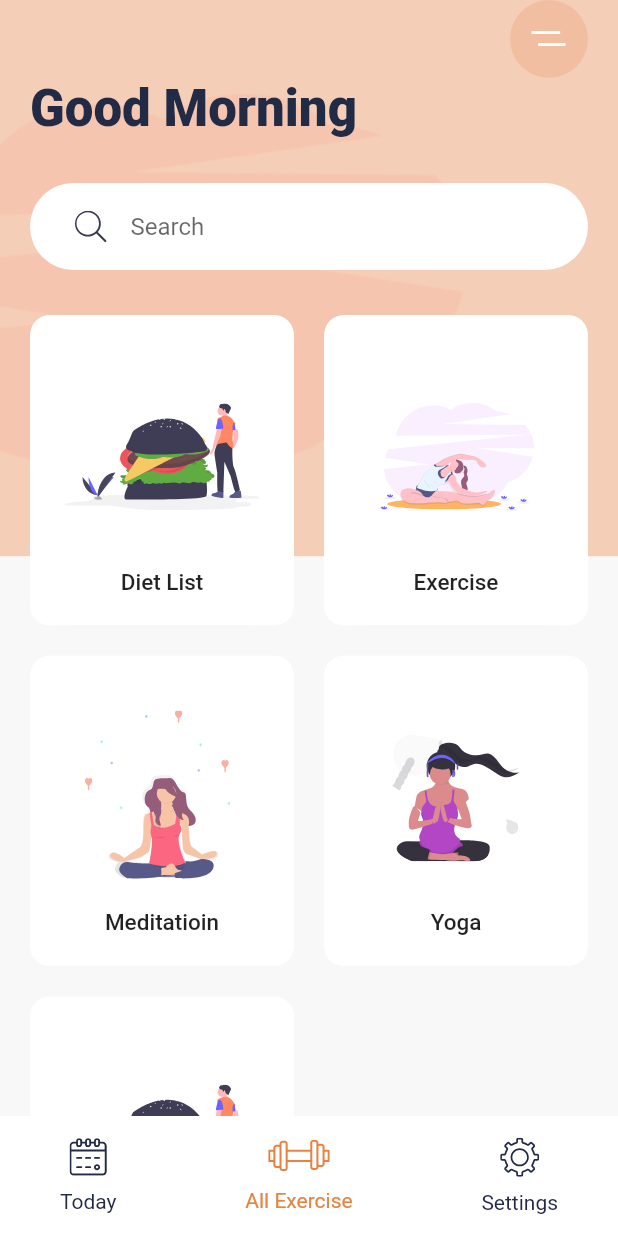
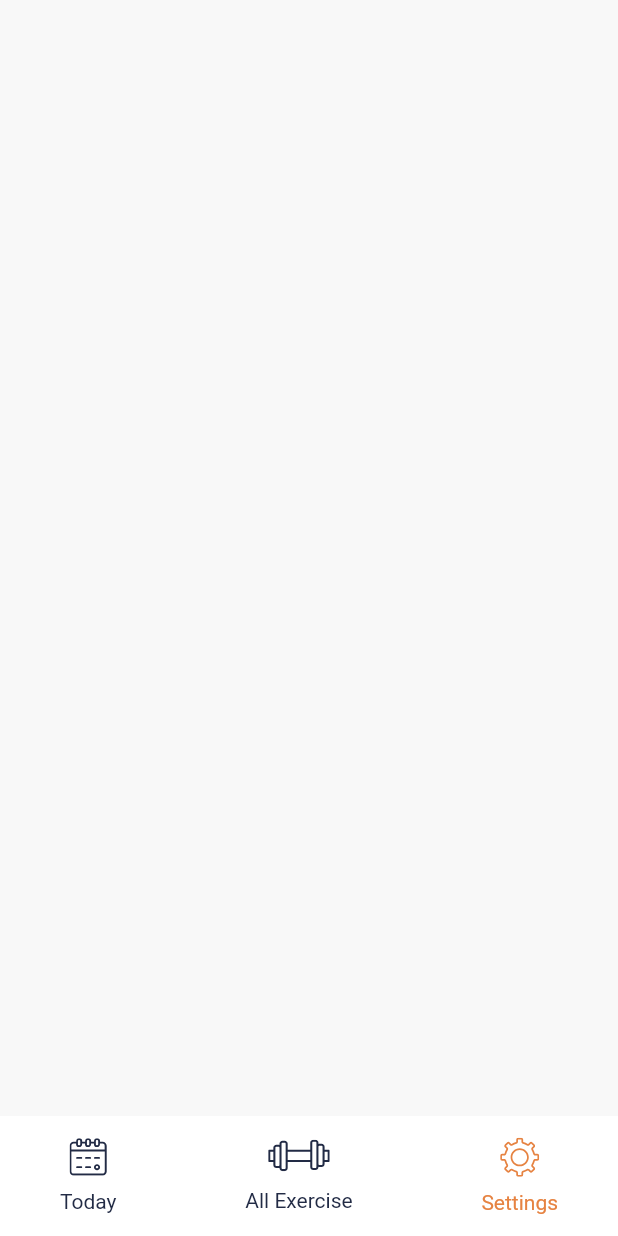
Before and after one commit to sajal48/fitness_app_UI, a Flutter app: the screen it shows after launch, on a phone screen of 412 x 824 dp. Run offline on Flutter 3.47's test engine with Material 2 defaults, Android fonts, the light colour scheme and no system bars; our stand-ins replace flutter_riverpod, flutter_svg.

Commit message:
riverpod added

```diff
--- a/lib/bottom_navbar.dart
+++ b/lib/bottom_navbar.dart
@@ -1,15 +1,20 @@
 import 'package:flutter/material.dart';
+import 'package:flutter_riverpod/flutter_riverpod.dart';
 import 'package:flutter_svg/svg.dart';
 
 import 'constants.dart';
 
-class BottomNavBar extends StatelessWidget {
+enum navitem { today, exercise, settrings }
+
+final navitemProvider = StateProvider((ref) => navitem.settrings);
+
+class BottomNavBar extends ConsumerWidget {
   const BottomNavBar({
     Key? key,
   }) : super(key: key);
 
   @override
-  Widget build(BuildContext context) {
+  Widget build(context, watch) {
     return Container(
       padding: EdgeInsets.symmetric(horizontal: 40, vertical: 10),
       height: 80,
@@ -18,20 +23,27 @@ class BottomNavBar extends StatelessWidget {
         mainAxisAlignment: MainAxisAlignment.spaceBetween,
         children: [
           NavBarItem(
-            title: "Today",
-            svgsrc: "assets/icons/calendar.svg",
-            navitempress: () {},
-          ),
+              title: "Today",
+              svgsrc: "assets/icons/calendar.svg",
+              isActive: watch(navitemProvider).state == navitem.today,
+              navitempress: () {
+                context.read(navitemProvider).state = navitem.today;
+              }),
           NavBarItem(
             title: "All Exercise",
             svgsrc: "assets/icons/gym.svg",
-            navitempress: () {},
-            isActive: true,
+            navitempress: () {
+              context.read(navitemProvider).state = navitem.exercise;
+            },
+            isActive: watch(navitemProvider).state == navitem.exercise,
           ),
           NavBarItem(
             title: "Settings",
             svgsrc: "assets/icons/Settings.svg",
-            navitempress: () {},
+            navitempress: () {
+              context.read(navitemProvider).state = navitem.settrings;
+            },
+            isActive: watch(navitemProvider).state == navitem.settrings,
           ),
         ],
       ),
@@ -55,7 +67,9 @@ class NavBarItem extends StatelessWidget {
   @override
   Widget build(BuildContext context) {
     return GestureDetector(
-      onTap: navitempress(),
+      onTap: () {
+        navitempress();
+      },
       child: Column(
         mainAxisAlignment: MainAxisAlignment.spaceAround,
         children: [
--- a/lib/main.dart
+++ b/lib/main.dart
@@ -1,5 +1,6 @@
 import 'package:fitness_app/searchbar.dart';
 import 'package:flutter/material.dart';
+import 'package:flutter_riverpod/flutter_riverpod.dart';
 import 'package:flutter_svg/svg.dart';
 
 import 'package:fitness_app/constants.dart';
@@ -9,7 +10,7 @@ import 'itemcards.dart';
 import 'meditate_screen.dart';
 
 void main() {
-  runApp(MyApp());
+  runApp(ProviderScope(child: MyApp()));
 }
 
 class MyApp extends StatelessWidget {
@@ -27,13 +28,36 @@ class MyApp extends StatelessWidget {
   }
 }
 
-class HomeScreen extends StatelessWidget {
+class HomeScreen extends ConsumerWidget {
+  @override
+  Widget build(BuildContext context, watch) {
+    var size = MediaQuery.of(context).size;
+    var s = watch(navitemProvider).state;
+    return Scaffold(
+        bottomNavigationBar: BottomNavBar(),
+        body: s == navitem.today
+            ? TodayView(
+                size: size,
+              )
+            : (s == navitem.exercise
+                ? MeditateView(
+                    size: size,
+                  )
+                : Container()));
+  }
+}
+
+class TodayView extends StatelessWidget {
+  const TodayView({
+    Key? key,
+    required this.size,
+  }) : super(key: key);
+
+  final Size size;
+
   @override
   Widget build(BuildContext context) {
-    var size = MediaQuery.of(context).size;
-    return Scaffold(
-      bottomNavigationBar: BottomNavBar(),
-      body: Stack(
+    return Stack(
       children: [
         Container(
           height: size.height * .45,
@@ -41,8 +65,7 @@ class HomeScreen extends StatelessWidget {
               color: Color(0xfff5ceb8),
               image: DecorationImage(
                   alignment: Alignment.centerLeft,
-                    image:
-                        AssetImage("assets/images/undraw_pilates_gpdb.png"))),
+                  image: AssetImage("assets/images/undraw_pilates_gpdb.png"))),
         ),
         SafeArea(
           child: Padding(
@@ -87,12 +110,7 @@ class HomeScreen extends StatelessWidget {
                       ListCard(
                         title: "Meditatioin",
                         svgsrc: "assets/icons/Meditation.svg",
-                          itempress: () {
-                            Navigator.push(context,
-                                MaterialPageRoute(builder: (context) {
-                              return MeditateScreen();
-                            }));
-                          },
+                        itempress: () {},
                       ),
                       ListCard(
                         title: "Yoga",
@@ -112,7 +130,6 @@ class HomeScreen extends StatelessWidget {
           ),
         )
       ],
-      ),
     );
   }
 }
--- a/pubspec.yaml
+++ b/pubspec.yaml
@@ -29,6 +29,7 @@ dependencies:
   # Use with the CupertinoIcons class for iOS style icons.
   cupertino_icons: ^1.0.2
   flutter_svg: ^0.22.0
+  flutter_riverpod: ^0.14.0+3
 
 dev_dependencies:
   flutter_test:
```
Also changed, not shown: lib/meditate_screen.dart (+7 -4 lines), pubspec.lock. Lines whose indentation alone changed are shown as unchanged.
